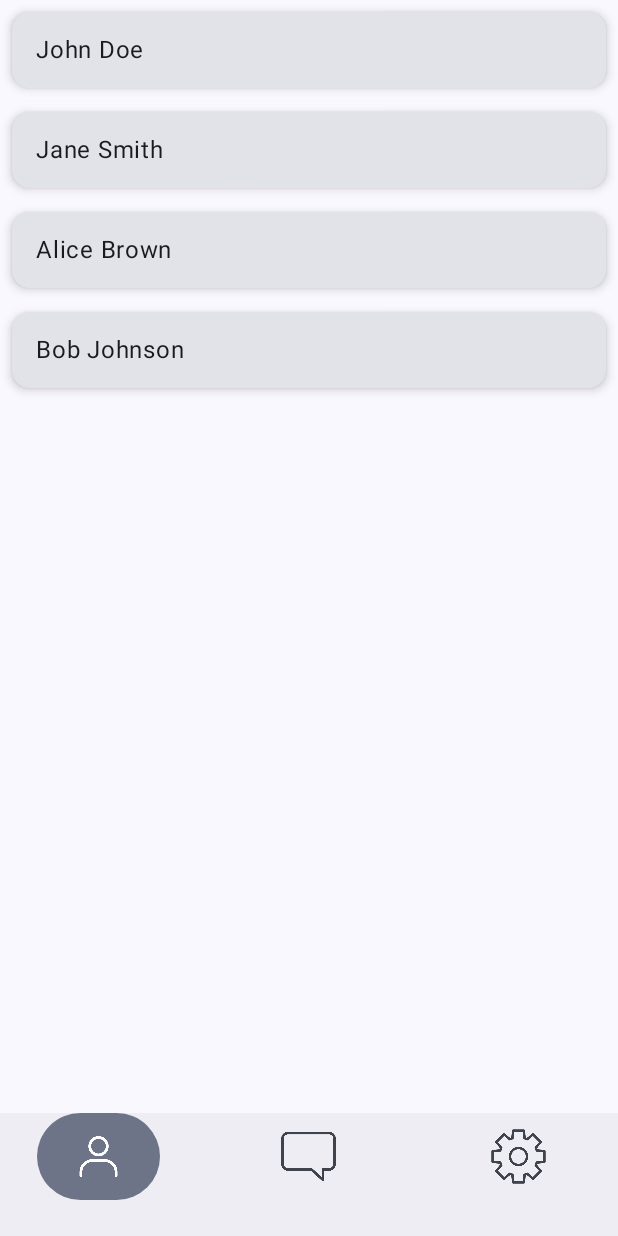
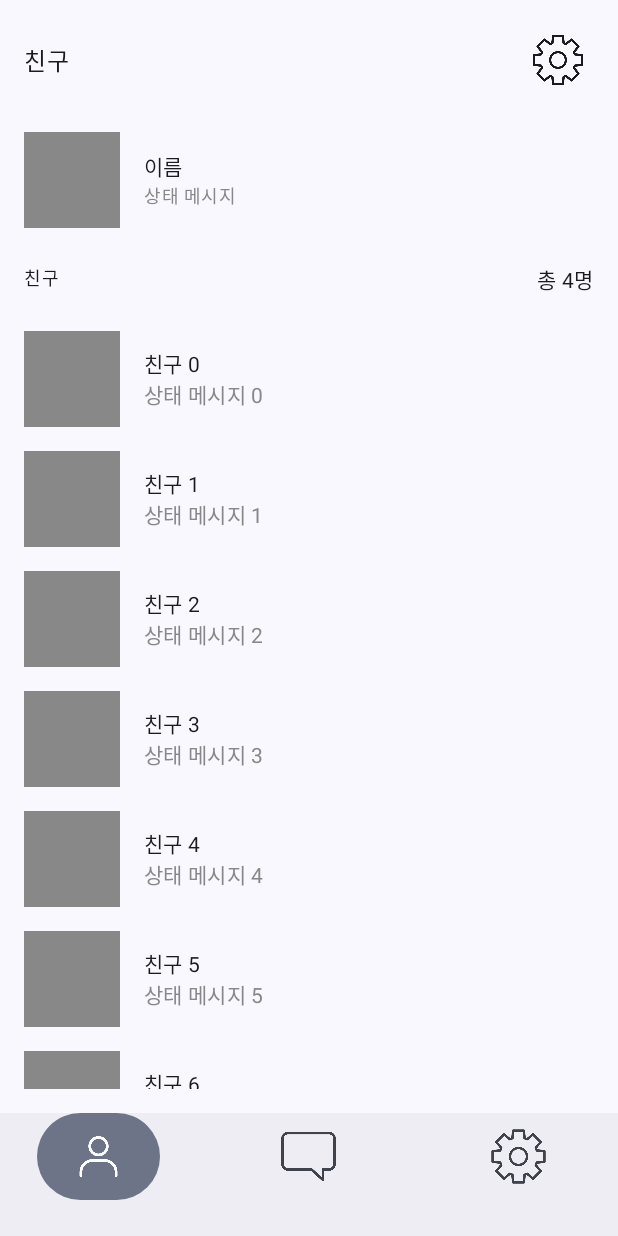
Before and after one commit to juno9/jetpack, an Android app built with Jetpack Compose: the Activity_Main screen opened directly, with no data from a screen before it, on a phone screen of 412 x 824 dp. Run offline under Robolectric (Android 15) with nearby library versions, the phone set to English and light mode, and no system bars; network calls fail.

```diff
--- a/app/build.gradle.kts
+++ b/app/build.gradle.kts
@@ -65,6 +65,7 @@ dependencies {
     implementation(libs.androidx.navigation.compose)
     implementation ("com.sun.mail:android-mail:1.6.2")
     implementation ("com.sun.mail:android-activation:1.6.2")
+    implementation ("com.navercorp.nid:oauth:5.10.0")
     testImplementation(libs.junit)
     androidTestImplementation(libs.androidx.junit)
     androidTestImplementation(libs.androidx.espresso.core)
--- a/app/src/main/java/com/example/jetpackcompose/Activities/Activity_Main.kt
+++ b/app/src/main/java/com/example/jetpackcompose/Activities/Activity_Main.kt
@@ -3,18 +3,24 @@ package com.example.jetpackcompose.Activities
 import android.os.Bundle
 import androidx.activity.ComponentActivity
 import androidx.activity.compose.setContent
+import androidx.compose.foundation.background
+import androidx.compose.foundation.layout.Arrangement
 import androidx.compose.foundation.layout.Box
+import androidx.compose.foundation.layout.Column
+import androidx.compose.foundation.layout.Row
+import androidx.compose.foundation.layout.Spacer
 import androidx.compose.foundation.layout.fillMaxSize
 import androidx.compose.foundation.layout.fillMaxWidth
+import androidx.compose.foundation.layout.height
 import androidx.compose.foundation.layout.padding
 import androidx.compose.foundation.layout.size
+import androidx.compose.foundation.layout.width
 import androidx.compose.foundation.lazy.LazyColumn
-import androidx.compose.material.icons.Icons
 import androidx.compose.material3.*
 import androidx.compose.runtime.*
 import androidx.compose.ui.Alignment
 import androidx.compose.ui.Modifier
-import androidx.compose.ui.graphics.vector.ImageVector
+import androidx.compose.ui.graphics.Color
 import androidx.compose.ui.res.painterResource
 import androidx.compose.ui.tooling.preview.Preview
 import androidx.compose.ui.unit.dp
@@ -101,35 +107,107 @@ fun NavigationGraph(navController: NavHostController) {
 
 @Composable
 fun FriendsScreen() {
-    val friends = listOf("John Doe", "Jane Smith", "Alice Brown", "Bob Johnson") // 샘플 데이터
+    Column(modifier = Modifier.fillMaxSize().padding(16.dp)) {
 
-    LazyColumn(modifier = Modifier.fillMaxSize()) {
-        items(friends.size) { index ->
-            FriendItem(name = friends[index])
+        // Top row with "Friends" text and search button
+        Row(
+            modifier = Modifier.fillMaxWidth(),
+            horizontalArrangement = Arrangement.SpaceBetween,
+            verticalAlignment = Alignment.CenterVertically
+        ) {
+            Text(
+                text = "친구",
+                style = MaterialTheme.typography.bodyLarge
+            )
+
+            IconButton(onClick = { /* Search action */ }) {
+                Icon(
+                    painter = painterResource(id = R.drawable.settings),
+                    contentDescription = "돋보기 검색 버튼"
+                )
+            }
+        }
+
+        Spacer(modifier = Modifier.height(16.dp))
+
+        // My profile row
+        Row(
+            modifier = Modifier.fillMaxWidth().padding(vertical = 8.dp),
+            verticalAlignment = Alignment.CenterVertically
+        ) {
+            Box(
+                modifier = Modifier
+                    .size(64.dp)
+                    .background(Color.Gray) // Placeholder for profile image
+            )
+
+            Spacer(modifier = Modifier.width(16.dp))
+
+            Column(modifier = Modifier.fillMaxWidth()) {
+                Text(text = "이름", style = MaterialTheme.typography.bodyMedium)
+                Text(
+                    text = "상태 메시지",
+                    style = MaterialTheme.typography.bodySmall,
+                    color = Color.Gray
+                )
+            }
+        }
+
+        Spacer(modifier = Modifier.height(16.dp))
+
+        // Section title for "Quick Friends"
+        Row(
+            modifier = Modifier.fillMaxWidth(),
+            horizontalArrangement = Arrangement.SpaceBetween
+        ) {
+            Text(
+                text = "친구",
+                style = MaterialTheme.typography.bodySmall
+            )
+            Text(
+                text = "총 4명", // Update this dynamically as needed
+                style = MaterialTheme.typography.bodyMedium
+            )
+        }
+
+        Spacer(modifier = Modifier.height(16.dp))
+
+        // List of friends
+        LazyColumn(modifier = Modifier.fillMaxSize()) {
+            items(10) { index -> // Replace with actual list size or data
+                FriendItem(name = "친구 $index", status = "상태 메시지 $index")
+            }
         }
     }
 }
+
 @Composable
-fun FriendItem(name: String) {
-    Card(
+fun FriendItem(name: String, status: String) {
+    Row(
         modifier = Modifier
             .fillMaxWidth()
-            .padding(8.dp),
-        elevation = CardDefaults.cardElevation(4.dp)
+            .padding(vertical = 8.dp),
+        verticalAlignment = Alignment.CenterVertically
     ) {
         Box(
             modifier = Modifier
-                .fillMaxWidth()
-                .padding(16.dp)
-        ) {
+                .size(64.dp)
+                .background(Color.Gray) // Placeholder for profile image
+        )
+
+        Spacer(modifier = Modifier.width(16.dp))
+
+        Column(modifier = Modifier.fillMaxWidth()) {
+            Text(text = name, style = MaterialTheme.typography.bodyMedium)
             Text(
-                text = name,
-                style = MaterialTheme.typography.bodyLarge,
-                modifier = Modifier.align(Alignment.CenterStart)
+                text = status,
+                style = MaterialTheme.typography.bodyMedium,
+                color = Color.Gray
             )
         }
     }
 }
+
 @Composable
 fun ChatScreen() {
     Box(modifier = Modifier.fillMaxSize()) {
--- a/app/src/main/res/values/strings.xml
+++ b/app/src/main/res/values/strings.xml
@@ -1,3 +1,6 @@
 <resources>
     <string name="app_name">jetpackcompose</string>
+    <string name="naver_app_id">A3h5tbBmdgmb9WBLMbVf</string>
+    <string name="naver_app_password">6x_U8O2_C8</string>
+    <string name="naver_app_name">KOCOA</string>
 </resources>
--- a/gradle/libs.versions.toml
+++ b/gradle/libs.versions.toml
@@ -26,7 +26,6 @@ androidx-ui-test-manifest = { group = "androidx.compose.ui", name = "ui-test-man
 androidx-ui-test-junit4 = { group = "androidx.compose.ui", name = "ui-test-junit4" }
 androidx-material3 = { group = "androidx.compose.material3", name = "material3" }
 androidx-navigation-compose = { group = "androidx.navigation", name = "navigation-compose", version.ref = "navigationCompose" }
-
 [plugins]
 androidApplication = { id = "com.android.application", version.ref = "agp" }
 jetbrainsKotlinAndroid = { id = "org.jetbrains.kotlin.android", version.ref = "kotlin" }
```
Also changed, not shown: app/src/main/AndroidManifest.xml (+12 -0 lines), app/src/main/java/com/example/jetpackcompose/Activities/Activity_Login.kt (+70 -27 lines), app/src/main/java/com/example/jetpackcompose/Activities/Activity_Signup.kt (+404 -1 lines), app/src/main/java/com/example/jetpackcompose/utils/NaverLoginHandler.kt (added, +27 -0 lines).
